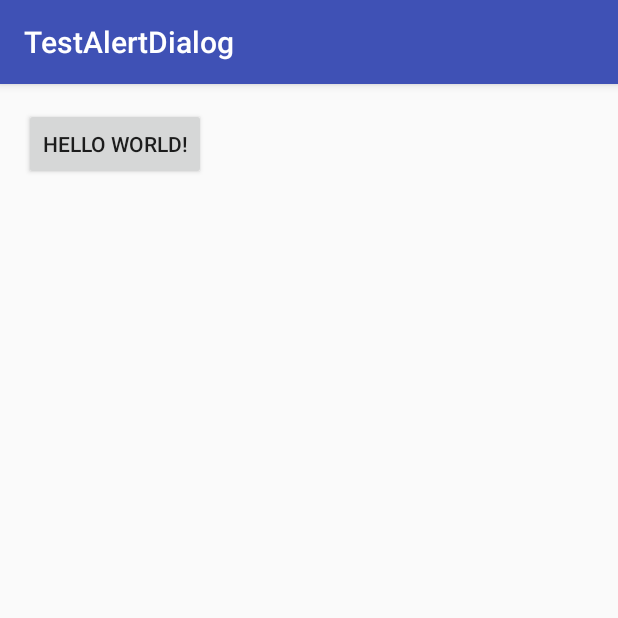
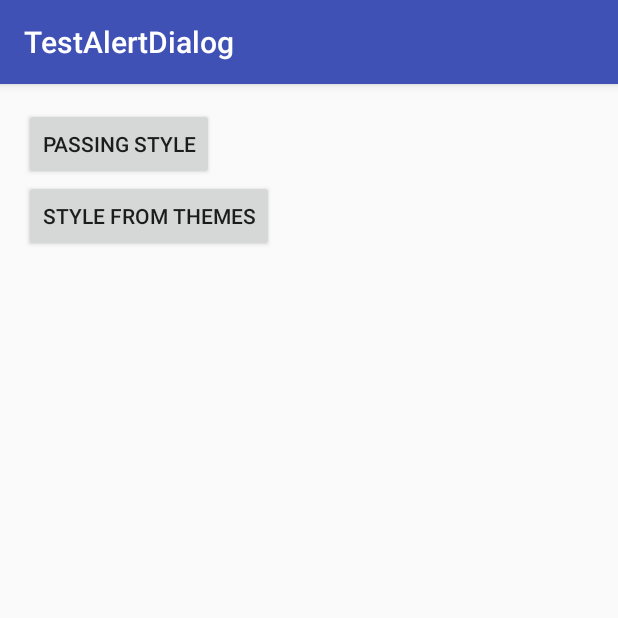
Before and after one commit to sephiroth74/AlertDialogCustomStyleDemo, an Android app: the screen it shows after launch (MainActivity), on a phone screen of 412 x 824 dp, the top half of it. Run offline under Robolectric (Android 15) with nearby library versions, the phone set to English and light mode, and no system bars.

Commit message:
2 examples: using the theme style and passing a custom style

```diff
--- a/app/src/main/java/com/example/crugnola/testalertdialog/MainActivity.java
+++ b/app/src/main/java/com/example/crugnola/testalertdialog/MainActivity.java
@@ -12,7 +12,19 @@ public class MainActivity extends AppCompatActivity {
         findViewById(R.id.button1).setOnClickListener(v ->
             new android.support.v7.app.AlertDialog
                 .Builder(MainActivity.this, R.style.AlertDialogLight)
-                .setTitle("Title")
+                .setTitle("Dialog from custom style")
+                .setMessage(
+                    "Lorem ipsum dolor sit amet, consectetur adipiscing elit. Sed pretium auctor magna ut pulvinar. Curabitur "
+                        + "consectetur volutpat, sapien nibh rutrum nulla, ut euismod tellus tortor vel mauris. Sed non lectus "
+                        + "pretium velit finibus feugiat. Curabitur efficitur lorem congue nisl sodales mollis.")
+                .setPositiveButton(android.R.string.ok, null)
+                .setNegativeButton(android.R.string.cancel, null)
+                .show());
+
+        findViewById(R.id.button2).setOnClickListener(v ->
+            new android.support.v7.app.AlertDialog
+                .Builder(MainActivity.this)
+                .setTitle("Default theme Dialog")
                 .setMessage(
                     "Lorem ipsum dolor sit amet, consectetur adipiscing elit. Sed pretium auctor magna ut pulvinar. Curabitur "
                         + "consectetur volutpat, sapien nibh rutrum nulla, ut euismod tellus tortor vel mauris. Sed non lectus "
--- /dev/null
+++ b/app/src/main/res/drawable/my_dialog_material_background_dark.xml
@@ -0,0 +1,11 @@
+<?xml version="1.0" encoding="utf-8"?>
+<inset xmlns:android="http://schemas.android.com/apk/res/android"
+       android:insetLeft="32dp"
+       android:insetTop="32dp"
+       android:insetRight="32dp"
+       android:insetBottom="32dp">
+    <shape android:shape="rectangle">
+        <corners android:radius="12dp" />
+        <solid android:color="@color/colorAccent" />
+    </shape>
+</inset>
--- a/app/src/main/res/layout/activity_main.xml
+++ b/app/src/main/res/layout/activity_main.xml
@@ -13,5 +13,12 @@
         android:id="@+id/button1"
         android:layout_width="wrap_content"
         android:layout_height="wrap_content"
-        android:text="Hello World!" />
+        android:text="Passing style" />
+
+    <Button
+        android:id="@+id/button2"
+        android:layout_width="wrap_content"
+        android:layout_height="wrap_content"
+        android:layout_below="@+id/button1"
+        android:text="Style from themes" />
 </RelativeLayout>
--- a/app/src/main/res/layout/my_alert_dialog_button_bar_material.xml
+++ b/app/src/main/res/layout/my_alert_dialog_button_bar_material.xml
@@ -24,8 +24,8 @@
         android:id="@+id/spacer"
         android:layout_width="0dp"
         android:layout_height="0dp"
-        android:layout_weight="1"
-        android:visibility="gone" />
+        android:layout_weight="0"
+        android:visibility="invisible" />
 
     <Button
         android:id="@android:id/button2"
--- a/app/src/main/res/values/styles.xml
+++ b/app/src/main/res/values/styles.xml
@@ -4,18 +4,36 @@
         <item name="colorPrimary">@color/colorPrimary</item>
         <item name="colorPrimaryDark">@color/colorPrimaryDark</item>
         <item name="colorAccent">@color/colorAccent</item>
+        <item name="alertDialogTheme">@style/AlertDialogDark</item>
     </style>
 
     <style name="AlertDialogLight" parent="Theme.AppCompat.Light.Dialog.Alert">
-        <item name="alertDialogTheme">@style/Theme.AppCompat.Light.Dialog.Alert</item>
-        <item name="alertDialogStyle">@style/My.AlertDialogStyle</item>
         <item name="buttonBarPositiveButtonStyle">@style/My.PositiveButton</item>
         <item name="buttonBarNegativeButtonStyle">@style/My.NegativeButton</item>
         <item name="buttonBarStyle">@style/My.ButtonBar</item>
         <item name="android:windowAnimationStyle">@style/My.Animation.AlertDialog</item>
+        <item name="alertDialogStyle">@style/My.AlertDialogStyle</item>
+    </style>
+
+    <style name="AlertDialogDark" parent="Theme.AppCompat.Dialog.Alert">
+        <item name="buttonBarPositiveButtonStyle">@style/My.PositiveButton.Dark</item>
+        <item name="buttonBarNegativeButtonStyle">@style/My.NegativeButton.Dark</item>
+        <item name="buttonBarStyle">@style/My.ButtonBar.Dark</item>
+        <item name="android:windowAnimationStyle">@style/My.Animation.AlertDialog</item>
+        <item name="alertDialogStyle">@style/My.AlertDialogStyle</item>
+        <item name="android:backgroundDimEnabled">false</item>
+        <item name="android:windowBackground">@drawable/my_dialog_material_background_dark</item>
+        <item name="android:windowTitleStyle">@style/My.WindowTitleStyle.Dark</item>
+        <item name="android:windowElevation" tools:ignore="NewApi">6dp</item>
     </style>
 
     <style name="My" />
+
+    <style name="My.WindowTitleStyle.Dark" parent="RtlOverlay.DialogWindowTitle.AppCompat">
+        <item name="android:textAppearance">@style/TextAppearance.AppCompat.Large</item>
+        <item name="android:textStyle">bold|italic</item>
+        <item name="android:textColor">@android:color/white</item>
+    </style>
 
     <style name="My.AlertDialogStyle" parent="AlertDialog.AppCompat">
         <item name="android:layout">@layout/my_alert_dialog_material</item>
@@ -27,14 +45,28 @@
         <item name="android:textAllCaps">false</item>
     </style>
 
+    <style name="My.PositiveButton.Dark">
+        <item name="android:textColor">@android:color/white</item>
+        <item name="android:backgroundTint" tools:ignore="NewApi">@color/colorPrimary</item>
+    </style>
+
     <style name="My.NegativeButton">
         <item name="android:backgroundTint" tools:ignore="NewApi">@color/colorPrimary</item>
         <item name="android:layout_marginRight">4dp</item>
         <item name="android:textAllCaps">false</item>
     </style>
 
+    <style name="My.NegativeButton.Dark">
+        <item name="android:textColor">@android:color/white</item>
+        <item name="android:backgroundTint" tools:ignore="NewApi">@color/colorPrimaryDark</item>
+    </style>
+
     <style name="My.ButtonBar">
         <item name="android:layout_margin">16dp</item>
+    </style>
+
+    <style name="My.ButtonBar.Dark">
+        <item name="android:background">#33ffffff</item>
     </style>
 
     <style name="My.Animation.AlertDialog" parent="android:Animation">
```
